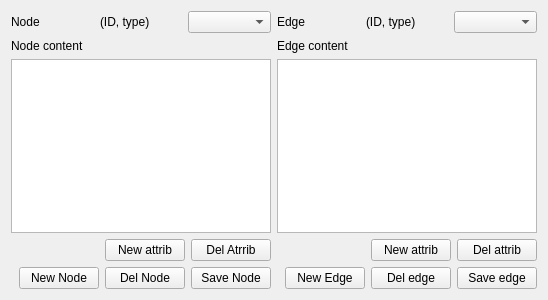
First picture: the form in components/graph_editor/src/AttributeBrowser.ui, repository robocomp/dsr-graph, before the edit.
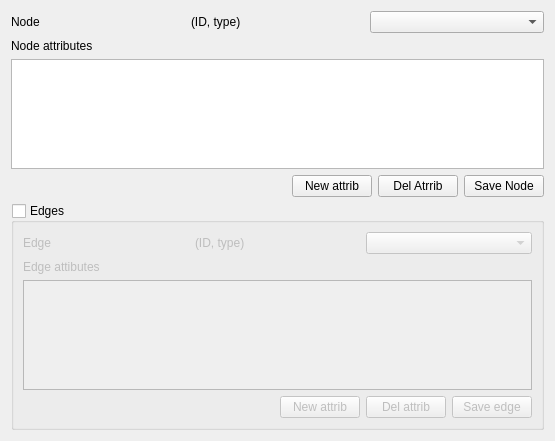
Second picture: the form after the edit.

Patch:
```diff
--- a/components/graph_editor/src/AttributeBrowser.ui
+++ b/components/graph_editor/src/AttributeBrowser.ui
@@ -6,8 +6,8 @@
    <rect>
     <x>0</x>
     <y>0</y>
-    <width>548</width>
-    <height>300</height>
+    <width>555</width>
+    <height>441</height>
    </rect>
   </property>
   <property name="windowTitle">
@@ -40,7 +40,7 @@
      <item>
       <widget class="QLabel" name="label_2">
        <property name="text">
-        <string>Node content</string>
+        <string>Node attributes</string>
        </property>
       </widget>
      </item>
@@ -76,37 +76,6 @@
          </property>
         </widget>
        </item>
-      </layout>
-     </item>
-     <item>
-      <layout class="QHBoxLayout" name="horizontalLayout_3">
-       <item>
-        <spacer name="horizontalSpacer">
-         <property name="orientation">
-          <enum>Qt::Horizontal</enum>
-         </property>
-         <property name="sizeHint" stdset="0">
-          <size>
-           <width>40</width>
-           <height>20</height>
-          </size>
-         </property>
-        </spacer>
-       </item>
-       <item>
-        <widget class="QPushButton" name="new_node_pb">
-         <property name="text">
-          <string>New Node</string>
-         </property>
-        </widget>
-       </item>
-       <item>
-        <widget class="QPushButton" name="del_node_pb">
-         <property name="text">
-          <string>Del Node</string>
-         </property>
-        </widget>
-       </item>
        <item>
         <widget class="QPushButton" name="save_node_pb">
          <property name="text">
@@ -116,8 +85,18 @@
        </item>
       </layout>
      </item>
-    </layout>
-   </item>
+     <item>
+      <widget class="QGroupBox" name="edges_groupbox">
+       <property name="title">
+        <string>Edges</string>
+       </property>
+       <property name="checkable">
+        <bool>true</bool>
+       </property>
+       <property name="checked">
+        <bool>false</bool>
+       </property>
+       <layout class="QVBoxLayout" name="verticalLayout_3">
    <item>
     <layout class="QVBoxLayout" name="verticalLayout_2">
      <item>
@@ -144,7 +123,7 @@
      <item>
       <widget class="QLabel" name="label_4">
        <property name="text">
-        <string>Edge content</string>
+             <string>Edge attibutes</string>
        </property>
       </widget>
      </item>
@@ -180,37 +159,6 @@
          </property>
         </widget>
        </item>
-      </layout>
-     </item>
-     <item>
-      <layout class="QHBoxLayout" name="horizontalLayout_4">
-       <item>
-        <spacer name="horizontalSpacer_2">
-         <property name="orientation">
-          <enum>Qt::Horizontal</enum>
-         </property>
-         <property name="sizeHint" stdset="0">
-          <size>
-           <width>40</width>
-           <height>20</height>
-          </size>
-         </property>
-        </spacer>
-       </item>
-       <item>
-        <widget class="QPushButton" name="new_edge_pb">
-         <property name="text">
-          <string>New Edge</string>
-         </property>
-        </widget>
-       </item>
-       <item>
-        <widget class="QPushButton" name="del_edge_pb">
-         <property name="text">
-          <string>Del edge</string>
-         </property>
-        </widget>
-       </item>
        <item>
         <widget class="QPushButton" name="save_edge_pb">
          <property name="text">
@@ -219,6 +167,11 @@
         </widget>
        </item>
       </layout>
+          </item>
+         </layout>
+        </item>
+       </layout>
+      </widget>
      </item>
     </layout>
    </item>
```
Lines whose indentation alone changed are shown as unchanged.
